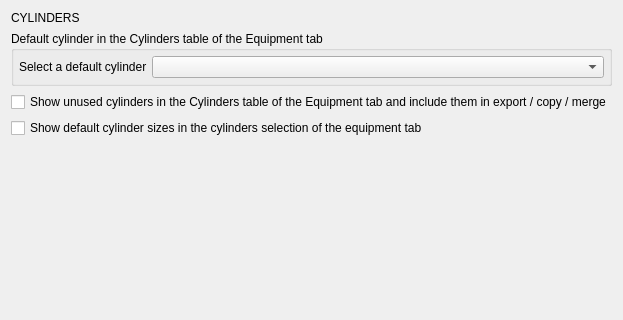
Before: the Qt Designer form desktop-widgets/preferences/preferences_equipment.ui in subsurface/subsurface, drawn with Qt 5; both pictures show x 0 to 623 and y 0 to 320 of the 623 by 523 pixel window.
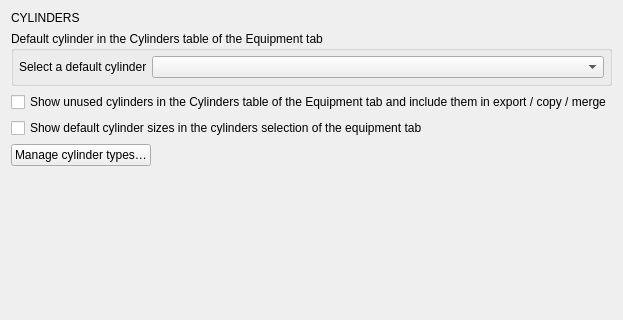
After: the same form once the commit is applied.

Commit message: preferences: add editor to manage global cylinder types

What changed in the file:
```diff
--- a/desktop-widgets/preferences/preferences_equipment.ui
+++ b/desktop-widgets/preferences/preferences_equipment.ui
@@ -75,6 +75,30 @@
      </property>
     </widget>
    </item>
+   <item>
+    <layout class="QHBoxLayout" name="horizontalLayout_manageCylinderTypes">
+     <item>
+      <widget class="QPushButton" name="manageCylinderTypes">
+       <property name="text">
+        <string>Manage cylinder types…</string>
+       </property>
+      </widget>
+     </item>
+     <item>
+      <spacer name="horizontalSpacer_manageCylinderTypes">
+       <property name="orientation">
+        <enum>Qt::Horizontal</enum>
+       </property>
+       <property name="sizeHint" stdset="0">
+        <size>
+         <width>40</width>
+         <height>20</height>
+        </size>
+       </property>
+      </spacer>
+     </item>
+    </layout>
+   </item>
    <item>
     <spacer name="verticalSpacer">
      <property name="orientation">
```
The commit also changes 22 other files.
